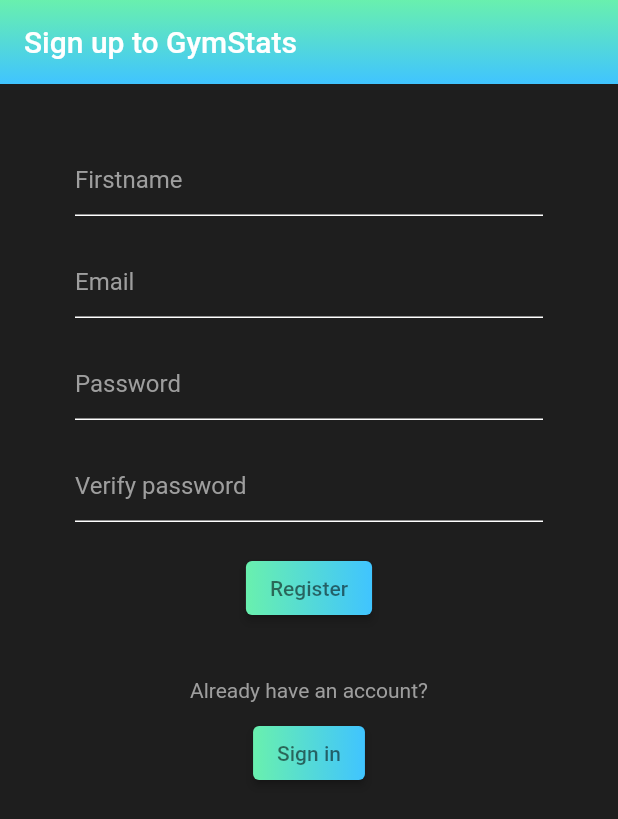
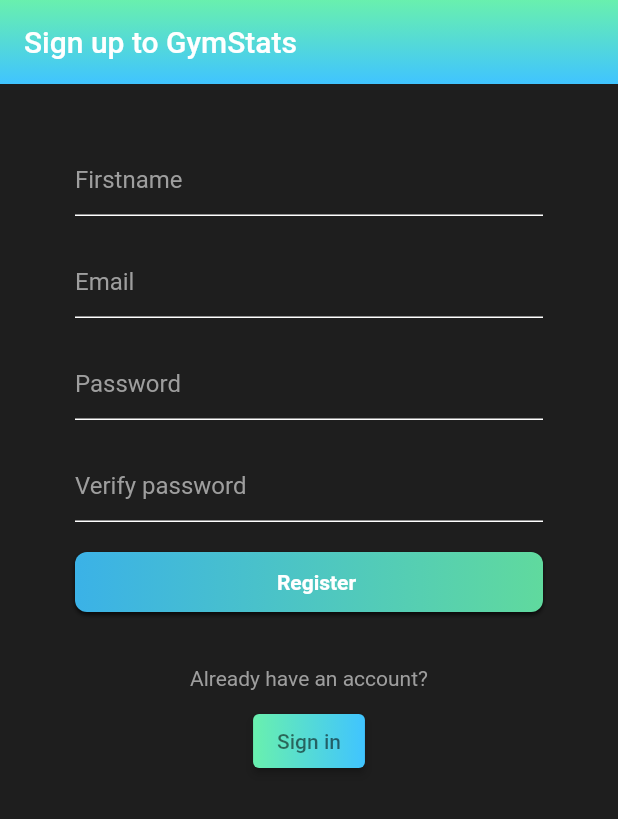
Before and after one commit to jacksondearing96/bread_basket, a Flutter app: the screen it shows after launch, after a tap on "Sign in", after a tap on "Register", on a phone screen of 412 x 824 dp. Shown: the top 819 px of the screen. Run offline on Flutter 3.47's test engine with Material 2 defaults, Android fonts, the phone set to English and light mode, and no system bars; our stand-ins replace cloud_firestore, email_validator, firebase_auth, firebase_core, fl_chart, flutter_spinkit; accounts and stored records are empty.

Commit message:
Refactor: abstracted out common patterns into custom widget components.

```diff
--- a/lib/analytics/UserSnapshot.dart
+++ b/lib/analytics/UserSnapshot.dart
@@ -1,7 +1,7 @@
 import 'package:bread_basket/models/user.dart';
 import 'package:bread_basket/models/workout.dart';
 import 'package:bread_basket/shared/constants.dart';
-import 'package:bread_basket/shared/radiantGradientMask.dart';
+import 'package:bread_basket/shared/gradientMask.dart';
 import 'package:flutter/material.dart';
 import 'package:provider/provider.dart';
 
--- a/lib/screens/authenticate/register.dart
+++ b/lib/screens/authenticate/register.dart
@@ -1,7 +1,9 @@
 import 'package:bread_basket/services/auth.dart';
 import 'package:bread_basket/shared/constants.dart';
+import 'package:bread_basket/shared/customButton.dart';
+import 'package:bread_basket/shared/customTextFormField.dart';
 import 'package:bread_basket/shared/loading.dart';
-import 'package:bread_basket/shared/radiantGradientMask.dart';
+import 'package:bread_basket/shared/gradientMask.dart';
 import 'package:flutter/material.dart';
 import 'package:email_validator/email_validator.dart';
 
@@ -27,6 +29,55 @@ class _RegisterState extends State<Register> {
 
   @override
   Widget build(BuildContext context) {
+    String? _isValidName(String? name) {
+      return (name == null || name.isEmpty) ? "Enter your name" : null;
+    }
+
+    _updateNameFromUserInput(String newName) {
+      setState(() => name = newName.trim());
+    }
+
+    String? _isValidEmail(String? email) {
+      return (email == null || !EmailValidator.validate(email))
+          ? "Enter a valid email"
+          : null;
+    }
+
+    _updateEmailFromUserInput(String newEmail) {
+      setState(() => email = newEmail.trim());
+    }
+
+    String? _isValidPassword(String? password) {
+      return (password == null || password.length < 6)
+          ? "Enter password at least 6 characters long"
+          : null;
+    }
+
+    _updatePasswordFromUserInput(String newPassword) {
+      setState(() => password = newPassword.trim());
+    }
+
+    String? _passwordsMatch(String? reEnteredPassword) {
+      return (reEnteredPassword == null || reEnteredPassword != password)
+          ? "Passwords do not match"
+          : null;
+    }
+
+    _register() async {
+      FormState? state = _formKey.currentState;
+      if (state != null && state.validate()) {
+        setState(() => loading = true);
+        dynamic userCredential =
+            await _auth.registerWithEmailAndPassword(email, password, name);
+        if (userCredential == null) {
+          setState(() {
+            error = 'Could not register new user';
+            loading = false;
+          });
+        }
+      }
+    }
+
     return loading
         ? Loading()
         : Scaffold(
@@ -41,90 +92,46 @@ class _RegisterState extends State<Register> {
                 child: Column(
                   children: <Widget>[
                     SizedBox(height: 20.0),
-                    TextFormField(
-                      style: TextStyle(color: Constants.textColor),
-                      decoration: Constants.textInputDecoration
-                          .copyWith(hintText: 'Firstname'),
-                      validator: (val) => (val == null || val.isEmpty)
-                          ? "Enter your name"
-                          : null,
-                      onChanged: (val) {
-                        setState(() => name = val.trim());
-                      },
+                    CustomTextFormField(
+                      hint: 'Firstname',
+                      validator: _isValidName,
+                      onChanged: _updateNameFromUserInput,
                     ),
                     SizedBox(height: 20.0),
-                    TextFormField(
-                      style: TextStyle(color: Constants.textColor),
-                      decoration: Constants.textInputDecoration
-                          .copyWith(hintText: 'Email'),
-                      validator: (val) =>
-                          (val == null || !EmailValidator.validate(val))
-                              ? "Enter a valid email"
-                              : null,
-                      onChanged: (val) {
-                        setState(() => email = val.trim());
-                      },
+                    CustomTextFormField(
+                      hint: 'Email',
+                      validator: _isValidEmail,
+                      onChanged: _updateEmailFromUserInput,
                     ),
                     SizedBox(height: 20.0),
-                    TextFormField(
-                        style: TextStyle(color: Constants.textColor),
-                        decoration: Constants.textInputDecoration
-                            .copyWith(hintText: 'Password'),
-                        validator: (val) => (val == null || val.length < 6)
-                            ? "Enter password at least 6 characters long"
-                            : null,
-                        obscureText: true,
-                        onChanged: (val) {
-                          setState(() => password = val.trim());
-                        }),
+                    CustomTextFormField(
+                      hint: 'Password',
+                      validator: _isValidPassword,
+                      onChanged: _updatePasswordFromUserInput,
+                      obscureText: true,
+                    ),
                     SizedBox(height: 20.0),
-                    TextFormField(
-                        style: TextStyle(color: Constants.textColor),
-                        decoration: Constants.textInputDecoration
-                            .copyWith(hintText: 'Verify password'),
-                        validator: (val) => (val == null || val != password)
-                            ? "Passwords do not match"
-                            : null,
-                        obscureText: true),
+                    CustomTextFormField(
+                      hint: 'Verify password',
+                      validator: _passwordsMatch,
+                      obscureText: true,
+                    ),
                     SizedBox(height: 20.0),
-                    RadiantGradientMask(
-                      child: ElevatedButton(
-                        style: ButtonStyle(
-                          backgroundColor:
-                              MaterialStateProperty.all(Colors.white),
-                        ),
-                        child: Text(
-                          'Register',
-                          style: TextStyle(color: Constants.darkIconColor),
-                        ),
-                        onPressed: () async {
-                          FormState? state = _formKey.currentState;
-                          if (state != null && state.validate()) {
-                            setState(() => loading = true);
-                            dynamic userCredential =
-                                await _auth.registerWithEmailAndPassword(
-                                    email, password, name);
-                            if (userCredential == null) {
-                              setState(() {
-                                error = 'Could not register new user';
-                                loading = false;
-                              });
-                            }
-                          }
-                        },
-                      ),
+                    CustomButton(
+                      text: 'Register',
+                      onPressed: _register,
                     ),
                     SizedBox(height: 10),
-                                        Text(error,
+                    Text(error,
                         style: TextStyle(
                           color: Constants.errorColor,
                           fontSize: 14.0,
                         )),
-                        SizedBox(height: 10),
+                    SizedBox(height: 10),
                     Text("Already have an account?",
                         style: TextStyle(color: Constants.hintColor)),
                     SizedBox(height: 10),
-                    RadiantGradientMask(
+                    GradientMask(
                       child: ElevatedButton(
                         style: ButtonStyle(
                           backgroundColor:
--- a/lib/screens/authenticate/signIn.dart
+++ b/lib/screens/authenticate/signIn.dart
@@ -1,7 +1,9 @@
 import 'package:bread_basket/services/auth.dart';
 import 'package:bread_basket/shared/constants.dart';
+import 'package:bread_basket/shared/customTextFormField.dart';
+import 'package:bread_basket/shared/customButton.dart';
 import 'package:bread_basket/shared/loading.dart';
-import 'package:bread_basket/shared/radiantGradientMask.dart';
+import 'package:bread_basket/shared/gradientMask.dart';
 import 'package:flutter/material.dart';
 import 'package:email_validator/email_validator.dart';
 
@@ -42,6 +44,34 @@ class _SignInState extends State<SignIn> {
     }
   }
 
+  _signInToDemoAccount() {
+    setState(() {
+      email = 'demo@demo.com';
+      password = 'demo123';
+    });
+    _signIn();
+  }
+
+  String? _isValidEmail(String? email) {
+    return (email == null || !EmailValidator.validate(email))
+        ? "Enter a valid email"
+        : null;
+  }
+
+  String? _isValidPassword(String? password) {
+    return (password == null || password.length < 6)
+        ? "Enter password at least 6 characters long"
+        : null;
+  }
+
+  _updateEmailFromUserInput(String newEmailFromUserInput) {
+    setState(() => email = newEmailFromUserInput.trim());
+  }
+
+  _updatePasswordFromUserInput(String newPasswordFromUserInput) {
+    setState(() => password = newPasswordFromUserInput.trim());
+  }
+
   @override
   Widget build(BuildContext context) {
     return loading
@@ -58,46 +88,20 @@ class _SignInState extends State<SignIn> {
                 child: Column(
                   children: <Widget>[
                     SizedBox(height: 20.0),
-                    TextFormField(
-                      style: TextStyle(color: Constants.textColor),
-                      decoration: Constants.textInputDecoration
-                          .copyWith(hintText: 'Email'),
-                      validator: (val) =>
-                          (val == null || !EmailValidator.validate(val))
-                              ? "Enter a valid email"
-                              : null,
-                      onChanged: (val) {
-                        setState(() => email = val.trim());
-                      },
+                    CustomTextFormField(
+                        hint: 'Email',
+                        validator: _isValidEmail,
+                        onChanged: _updateEmailFromUserInput),
+                    SizedBox(height: 20.0),
+                    CustomTextFormField(
+                      hint: 'Password',
+                      validator: _isValidPassword,
+                      onChanged: _updatePasswordFromUserInput,
+                      obscureText: true,
                     ),
                     SizedBox(height: 20.0),
-                    TextFormField(
-                        style: TextStyle(color: Constants.textColor),
-                        decoration: Constants.textInputDecoration
-                            .copyWith(hintText: 'Password'),
-                        validator: (val) => (val == null || val.length < 6)
-                            ? "Enter password at least 6 characters long"
-                            : null,
-                        obscureText: true,
-                        onChanged: (val) {
-                          setState(() => password = val.trim());
-                        }),
-                    SizedBox(height: 20.0),
-                    RadiantGradientMask(
-                      child: ElevatedButton(
-                        style: ButtonStyle(
-                          backgroundColor:
-                              MaterialStateProperty.all(Colors.white),
-                        ),
-                        child: Text(
-                          'Sign in',
-                          style: TextStyle(color: Constants.darkIconColor),
-                        ),
-                        onPressed: () async {
-                          _validateFormAndSignIn();
-                        },
-                      ),
-                    ),
+                    CustomButton(
+                        text: 'Sign in', onPressed: _validateFormAndSignIn),
                     SizedBox(height: 10),
                     Text(error,
                         style: TextStyle(
@@ -108,56 +112,16 @@ class _SignInState extends State<SignIn> {
                     Text("Don't have an account yet?",
                         style: TextStyle(color: Constants.hintColor)),
                     SizedBox(height: 10),
-                    RadiantGradientMask(
-                      child: ElevatedButton(
-                        style: ButtonStyle(
-                          backgroundColor:
-                              MaterialStateProperty.all(Colors.white),
-                        ),
-                        child: Text(
-                          'Register',
-                          style: TextStyle(color: Constants.darkIconColor),
-                        ),
-                        onPressed: () => widget.toggleView(),
-                      ),
+                    CustomButton(
+                      text: 'Register',
+                      onPressed: widget.toggleView,
                     ),
                     SizedBox(height: 20.0),
                     Expanded(child: Container()),
-                    RadiantGradientMask(
-                      child: ElevatedButton(
-                        style: ButtonStyle(
-                          backgroundColor:
-                              MaterialStateProperty.all(Colors.white),
-                        ),
-                        child: SizedBox(
-                          width: 190,
-                          child: Row(
-                              mainAxisAlignment: MainAxisAlignment.center,
-                              children: [
-                                ImageIcon(AssetImage(Constants.dumbbellIcon),
-                                    color: Constants.darkIconColor),
-                                SizedBox(width: 5),
-                                Text(
-                                  'See demo account',
-                                  style:
-                                      TextStyle(color: Constants.darkIconColor),
-                                ),
-                                SizedBox(
-                                  width: 5,
-                                ),
-                                ImageIcon(AssetImage(Constants.dumbbellIcon),
-                                    color: Constants.darkIconColor),
-                              ]),
-                        ),
-                        onPressed: () {
-                          setState(() {
-                            email = 'demo@demo.com';
-                            password = 'demo123';
-                          });
-
-                          _signIn();
-                        },
-                      ),
+                    CustomButton(
+                      text: 'See demo account',
+                      imageIconLocation: Constants.dumbbellIcon,
+                      onPressed: _signInToDemoAccount,
                     ),
                     SizedBox(height: 50),
                   ],
--- a/lib/screens/workout/selectExercise.dart
+++ b/lib/screens/workout/selectExercise.dart
@@ -1,7 +1,7 @@
 import 'package:bread_basket/models/exercise.dart';
 import 'package:bread_basket/screens/workout/selectExerciseList.dart';
 import 'package:bread_basket/shared/constants.dart';
-import 'package:bread_basket/shared/gradientFloatingActionButton.dart';
+import 'package:bread_basket/shared/customFloatingActionButton.dart';
 import 'package:flutter/material.dart';
 
 class SelectExercise extends StatefulWidget {
@@ -23,7 +23,7 @@ class _SelectExerciseState extends State<SelectExercise> {
           child: SelectExerciseList(
               exercises: widget.exercises,
               selectedExercises: selectedExercises)),
-      floatingActionButton: GradientFloatingActionButton(
+      floatingActionButton: CustomFloatingActionButton(
         onPressed: () => Navigator.pop(context, selectedExercises),
         tooltip: 'New exercise',
         iconData: Icons.check,
--- a/lib/screens/workout/selectExerciseTile.dart
+++ b/lib/screens/workout/selectExerciseTile.dart
@@ -1,5 +1,5 @@
 import 'package:bread_basket/shared/constants.dart';
-import 'package:bread_basket/shared/radiantGradientMask.dart';
+import 'package:bread_basket/shared/gradientMask.dart';
 import 'package:flutter/material.dart';
 import 'package:bread_basket/models/exercise.dart';
 
@@ -69,7 +69,7 @@ class SelectExerciseTile extends StatelessWidget {
   }
 
   Widget exerciseIsSelectedCircle() {
-    return RadiantGradientMask(
+    return GradientMask(
       child: CircleAvatar(
           child: isSelected
               ? Icon(Icons.check, color: Constants.darkIconColor)
--- a/lib/screens/workout/workoutExerciseTile.dart
+++ b/lib/screens/workout/workoutExerciseTile.dart
@@ -8,7 +8,7 @@ import 'package:bread_basket/models/workout.dart';
 import 'package:bread_basket/providers/performedExerciseProvider.dart';
 import 'package:bread_basket/screens/workout/workoutSet.dart';
 import 'package:bread_basket/shared/constants.dart';
-import 'package:bread_basket/shared/gradientFloatingActionButton.dart';
+import 'package:bread_basket/shared/customFloatingActionButton.dart';
 import 'package:cloud_firestore/cloud_firestore.dart';
 import 'package:flutter/material.dart';
 import 'dart:math';
@@ -196,7 +196,7 @@ class _WorkoutExerciseTileState extends State<WorkoutExerciseTile> {
   }
 
   Widget _addNewSetButton(VoidCallback addSet) {
-    return GradientFloatingActionButton(
+    return CustomFloatingActionButton(
         onPressed: addSet, iconData: Icons.add, tooltip: 'Add set', mini: true);
   }
 }
--- /dev/null
+++ b/lib/shared/customButton.dart
@@ -0,0 +1,76 @@
+import 'package:bread_basket/shared/constants.dart';
+import 'package:flutter/material.dart';
+
+class CustomButton extends StatelessWidget {
+  final String text;
+  late final Gradient gradient;
+  final double width;
+  final double height;
+  final IconData? iconData;
+  final String? imageIconLocation;
+  final Function? onPressed;
+  final bool isLarge;
+
+  final color = Constants.textColor;
+
+  CustomButton({
+    required this.text,
+    this.width = double.infinity,
+    this.height = 50.0,
+    this.iconData,
+    this.imageIconLocation,
+    this.onPressed,
+    this.isLarge = false,
+  }) {
+    this.gradient = Constants.themeGradient;
+  }
+
+  Widget _normalContainer({decoration: BoxDecoration, child: Widget}) {
+    return Container(decoration: decoration, child: child);
+  }
+
+  Widget _largeContainer({decoration: BoxDecoration, child: Widget}) {
+    return Container(
+        width: 220, height: 60, decoration: decoration, child: child);
+  }
+
+  @override
+  Widget build(BuildContext context) {
+    Function _container = isLarge ? _largeContainer : _normalContainer;
+    return _container(
+      decoration: BoxDecoration(
+          borderRadius: BorderRadius.circular(8),
+          gradient: gradient,
+          boxShadow: [
+            BoxShadow(
+              color: Colors.black.withAlpha(170),
+              offset: Offset(0.0, 1.5),
+              blurRadius: 1.5,
+            ),
+          ]),
+      child: Material(
+        color: Colors.transparent,
+        child: InkWell(
+            onTap: () {
+              if (onPressed != null) onPressed!();
+            },
+            child: Center(
+              child: Padding(
+                padding: EdgeInsets.all(12),
+                child:
+                    Row(mainAxisAlignment: MainAxisAlignment.center, children: [
+                  iconData == null ? Container() : Icon(iconData, color: color),
+                  imageIconLocation == null
+                      ? Container()
+                      : ImageIcon(AssetImage(imageIconLocation!), color: color),
+                  SizedBox(width: 10),
+                  Text(text,
+                      style:
+                          TextStyle(fontWeight: FontWeight.bold, color: color))
+                ]),
+              ),
+            )),
+      ),
+    );
+  }
+}
--- /dev/null
+++ b/lib/shared/customTextFormField.dart
@@ -0,0 +1,23 @@
+import 'package:bread_basket/shared/constants.dart';
+import 'package:flutter/material.dart';
+
+class CustomTextFormField extends StatelessWidget {
+  String hint;
+  dynamic? validator;
+  dynamic? onChanged;
+  bool? obscureText;
+
+  CustomTextFormField({this.hint = '', this.validator, this.onChanged, this.obscureText});
+
+  @override
+  Widget build(BuildContext context) {
+    print(hint);
+    return TextFormField(
+      style: TextStyle(color: Constants.textColor),
+      decoration: Constants.textInputDecoration.copyWith(hintText: hint),
+      validator: validator ?? ((_) => null),
+      onChanged: onChanged ?? (_) => {},
+      obscureText: obscureText ?? false,
+    );
+  }
+}
--- a/lib/shared/radiantGradientMask.dart
+++ b/lib/shared/gradientMask.dart
@@ -1,11 +1,11 @@
 import 'package:bread_basket/shared/constants.dart';
 import 'package:flutter/material.dart';
 
-class RadiantGradientMask extends StatelessWidget {
+class GradientMask extends StatelessWidget {
   final Color? overrideColor;
   final Widget? child;
 
-  RadiantGradientMask({this.child, this.overrideColor});
+  GradientMask({this.child, this.overrideColor});
 
   @override
   Widget build(BuildContext context) {
--- a/lib/shared/loading.dart
+++ b/lib/shared/loading.dart
@@ -1,5 +1,5 @@
 import 'package:bread_basket/shared/constants.dart';
-import 'package:bread_basket/shared/radiantGradientMask.dart';
+import 'package:bread_basket/shared/gradientMask.dart';
 import 'package:flutter/material.dart';
 import 'package:flutter_spinkit/flutter_spinkit.dart';
 
@@ -8,7 +8,7 @@ class Loading extends StatelessWidget {
   Widget build(BuildContext context) {
     return Container(
       color: Constants.backgroundColor,
-      child: RadiantGradientMask(
+      child: GradientMask(
         child: Center(
                 child: SpinKitRotatingCircle(
             color: Colors.white,
```
Also changed, not shown: lib/screens/home/home.dart (+5 -3 lines), lib/screens/workout/selectExerciseList.dart (+4 -4 lines), lib/screens/workout/workout.dart (+5 -5 lines), lib/shared/customFloatingActionButton.dart (renamed from lib/shared/gradientFloatingActionButton.dart, +8 -8 lines), lib/shared/gradientButton.dart (deleted, +0 -55 lines).
